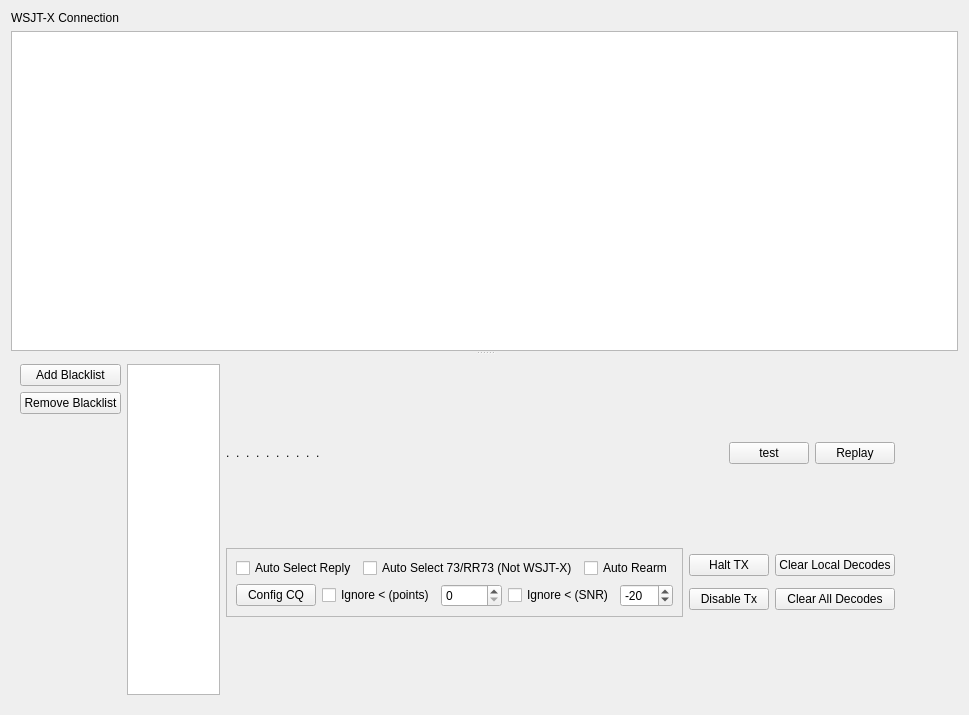
Old version of the form mqt/MqtLogger/WsjtxFrame.ui in the repository Rsclub22/Minos2-Mirror.
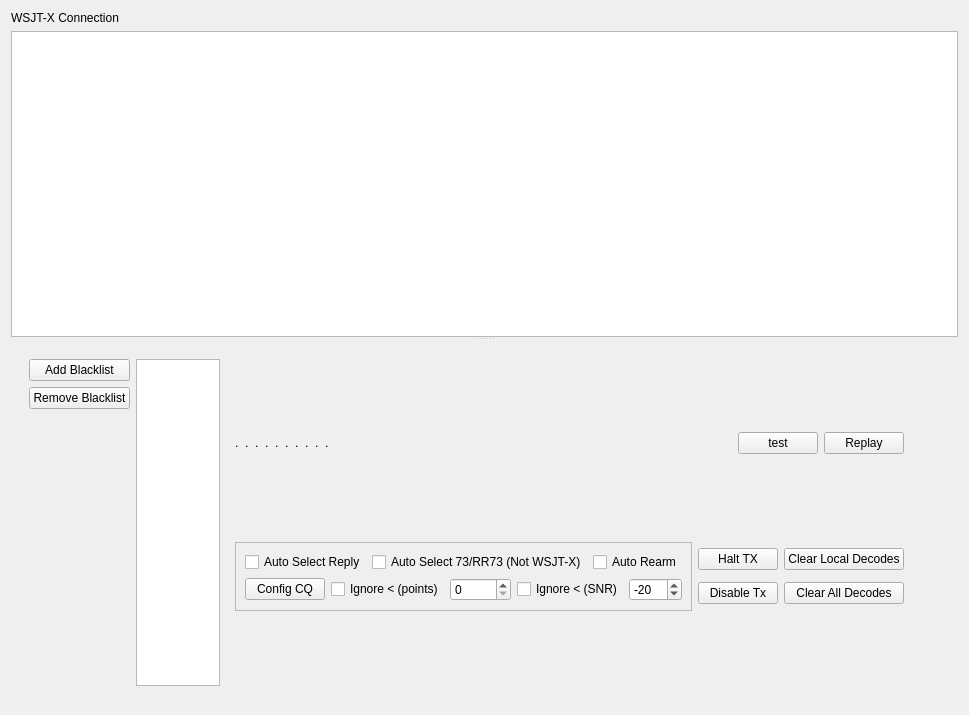
New version of the form. Custom widgets are drawn as their Qt base class.

Commit message: Implement the blacklist

Patch:
```diff
--- a/mqt/MqtLogger/WsjtxFrame.ui
+++ b/mqt/MqtLogger/WsjtxFrame.ui
@@ -94,6 +94,7 @@
        </property>
        <layout class="QHBoxLayout" name="horizontalLayout_8">
         <item>
+         <widget class="QFrame" name="blFrame">
          <layout class="QHBoxLayout" name="horizontalLayout_5">
           <item>
            <layout class="QVBoxLayout" name="verticalLayout">
@@ -130,6 +131,7 @@
            <widget class="QListView" name="blackListView"/>
           </item>
          </layout>
+         </widget>
         </item>
         <item>
          <layout class="QVBoxLayout" name="verticalLayout_6">
```
Lines whose indentation alone changed are shown as unchanged. The commit also changes 2 other files.
